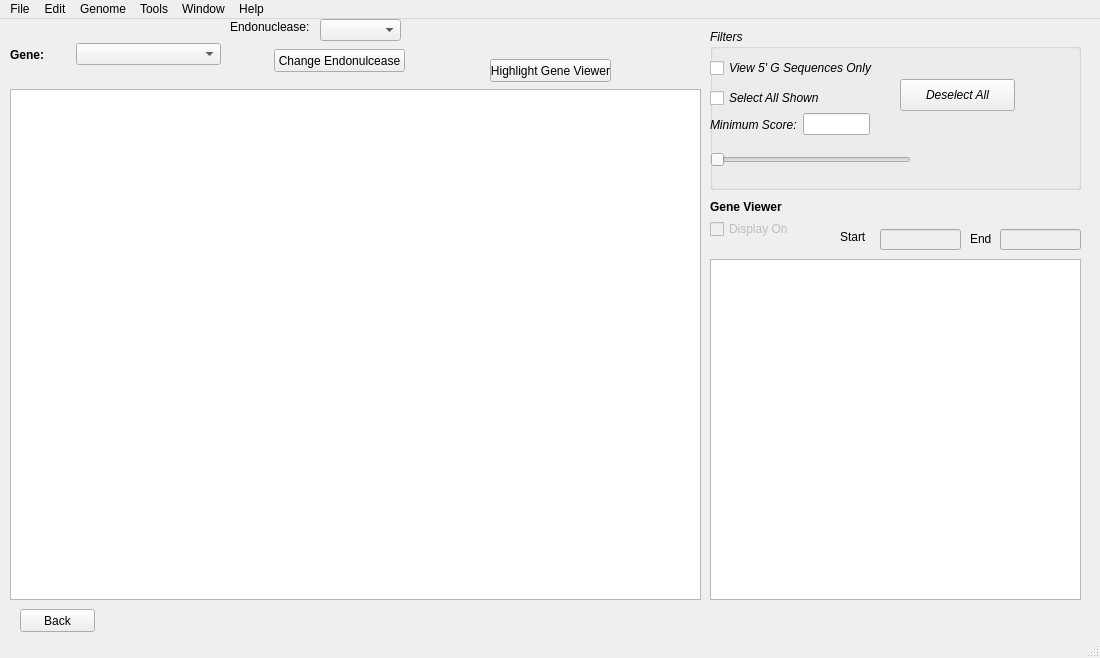
The window that resultsWindow.ui (TrinhLab/CASPERapp) describes before a commit, drawn with Qt 5.
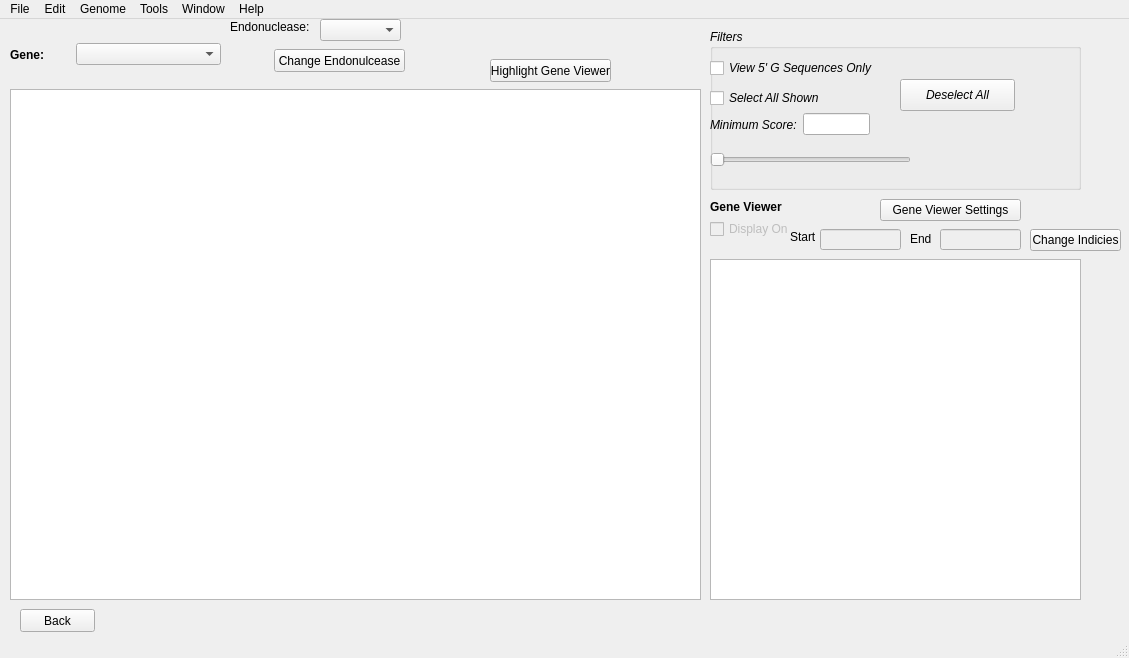
The same window after the commit.

Commit message: GBFF annotation parser now works, added gene viewer settings to results page, FNA and GBFF are being parsed for sequences for the gene viewer (however, the highlighter does not work with those, so there may be indexing issues, will resolve tomorrow), set the NCBI searcher stuff in main to hide when NCBI is not selected

Patch:
```diff
--- a/resultsWindow.ui
+++ b/resultsWindow.ui
@@ -6,7 +6,7 @@
    <rect>
     <x>0</x>
     <y>0</y>
-    <width>1100</width>
+    <width>1129</width>
     <height>658</height>
    </rect>
   </property>
@@ -49,7 +49,7 @@
     </property>
     <property name="geometry">
      <rect>
-      <x>880</x>
+      <x>820</x>
       <y>210</y>
       <width>81</width>
       <height>21</height>
@@ -62,7 +62,7 @@
     </property>
     <property name="geometry">
      <rect>
-      <x>1000</x>
+      <x>940</x>
       <y>210</y>
       <width>81</width>
       <height>21</height>
@@ -72,7 +72,7 @@
    <widget class="QLabel" name="startlabel">
     <property name="geometry">
      <rect>
-      <x>840</x>
+      <x>790</x>
       <y>210</y>
       <width>41</width>
       <height>16</height>
@@ -85,7 +85,7 @@
    <widget class="QLabel" name="endLabel">
     <property name="geometry">
      <rect>
-      <x>970</x>
+      <x>910</x>
       <y>210</y>
       <width>31</width>
       <height>20</height>
@@ -312,13 +312,42 @@
      <string>Highlight Gene Viewer</string>
     </property>
    </widget>
+   <widget class="QPushButton" name="change_start_end_button">
+    <property name="geometry">
+     <rect>
+      <x>1030</x>
+      <y>210</y>
+      <width>91</width>
+      <height>22</height>
+     </rect>
+    </property>
+    <property name="toolTip">
+     <string>&lt;html&gt;&lt;head/&gt;&lt;body&gt;&lt;p&gt;This button changes the start and end indicies of the Gene Viewer sequence&lt;/p&gt;&lt;/body&gt;&lt;/html&gt;</string>
+    </property>
+    <property name="text">
+     <string>Change Indicies</string>
+    </property>
+   </widget>
+   <widget class="QPushButton" name="gene_viewer_settings_button">
+    <property name="geometry">
+     <rect>
+      <x>880</x>
+      <y>180</y>
+      <width>141</width>
+      <height>22</height>
+     </rect>
+    </property>
+    <property name="text">
+     <string>Gene Viewer Settings</string>
+    </property>
+   </widget>
   </widget>
   <widget class="QMenuBar" name="menubar">
    <property name="geometry">
     <rect>
      <x>0</x>
      <y>0</y>
-     <width>1100</width>
+     <width>1129</width>
      <height>22</height>
     </rect>
    </property>
```
The commit also changes 5 other files.
